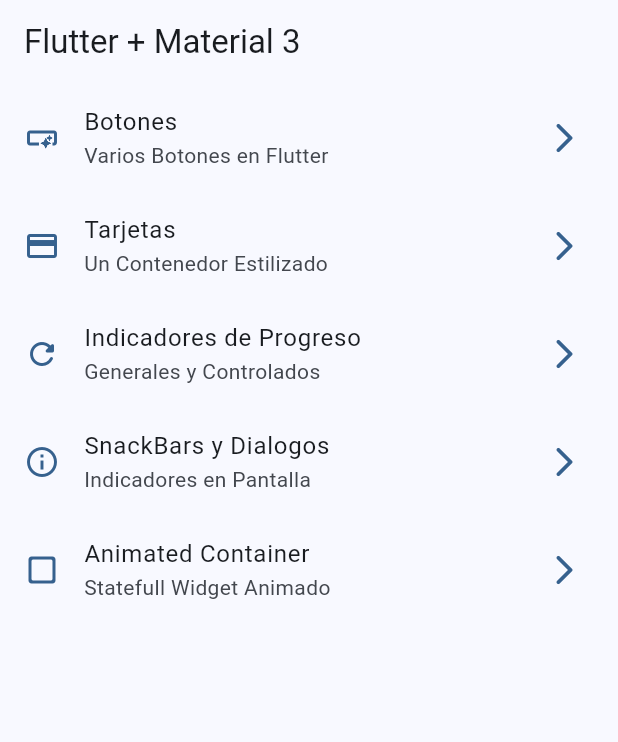
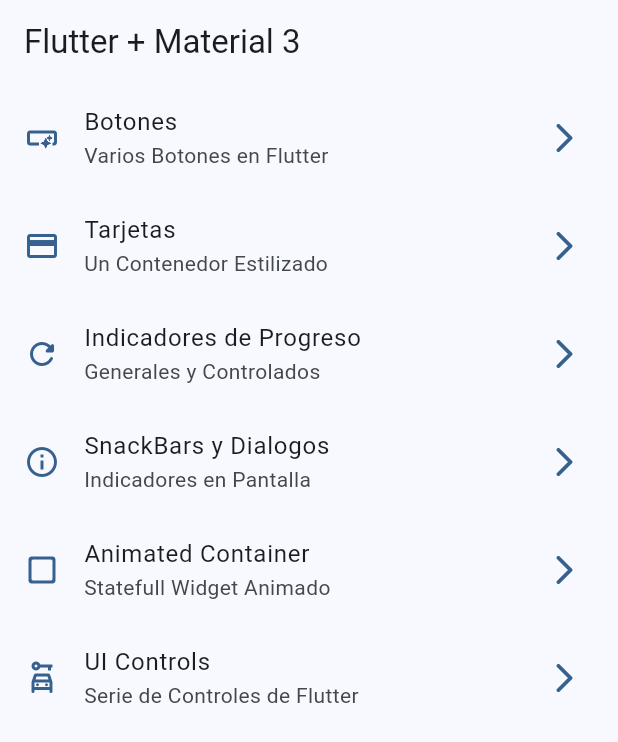
Before and after one commit to DiegoHCH/Widgets-App, a Flutter app: the screen it shows after launch, on a phone screen of 412 x 824 dp. Shown: the top 742 px of the screen. Run offline on Flutter 3.47's test engine with Material 2 defaults, Android fonts, the phone set to English and light mode, and no system bars; our stand-ins replace go_router.

Commit message:
Inicio UI Controls

```diff
--- a/lib/config/menu/menu_items.dart
+++ b/lib/config/menu/menu_items.dart
@@ -48,6 +48,12 @@ const appMenuItems = <MenuItem> [
     url: '/animated',
     icon: Icons.check_box_outline_blank_rounded
   ),
+  MenuItem(
+    title: 'UI Controls',
+    subTitle: 'Serie de Controles de Flutter',
+    url: '/ui_control',
+    icon: Icons.car_rental_outlined
+  ),
 
 
 ];
--- a/lib/config/router/app_router.dart
+++ b/lib/config/router/app_router.dart
@@ -41,5 +41,11 @@ final appRouter = GoRouter(
       name: AnimatedScreen.name,
       builder: ((context, state) => const AnimatedScreen())
     ),
+
+    GoRoute(
+      path: '/ui_control',
+      name: UiControlScreen.name,
+      builder: ((context, state) => const UiControlScreen())
+    ),
   ]
 );
```
Also changed, not shown: lib/presentation/screens/ui_controls/ui_controls_screen.dart (+75 -1 lines).
